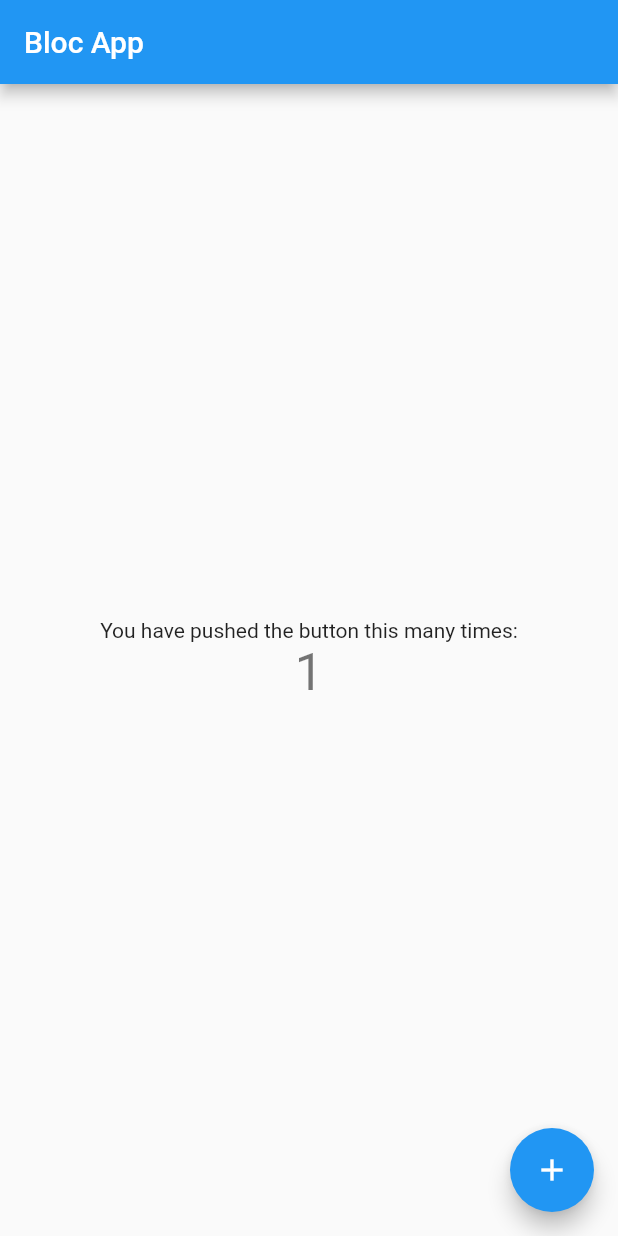
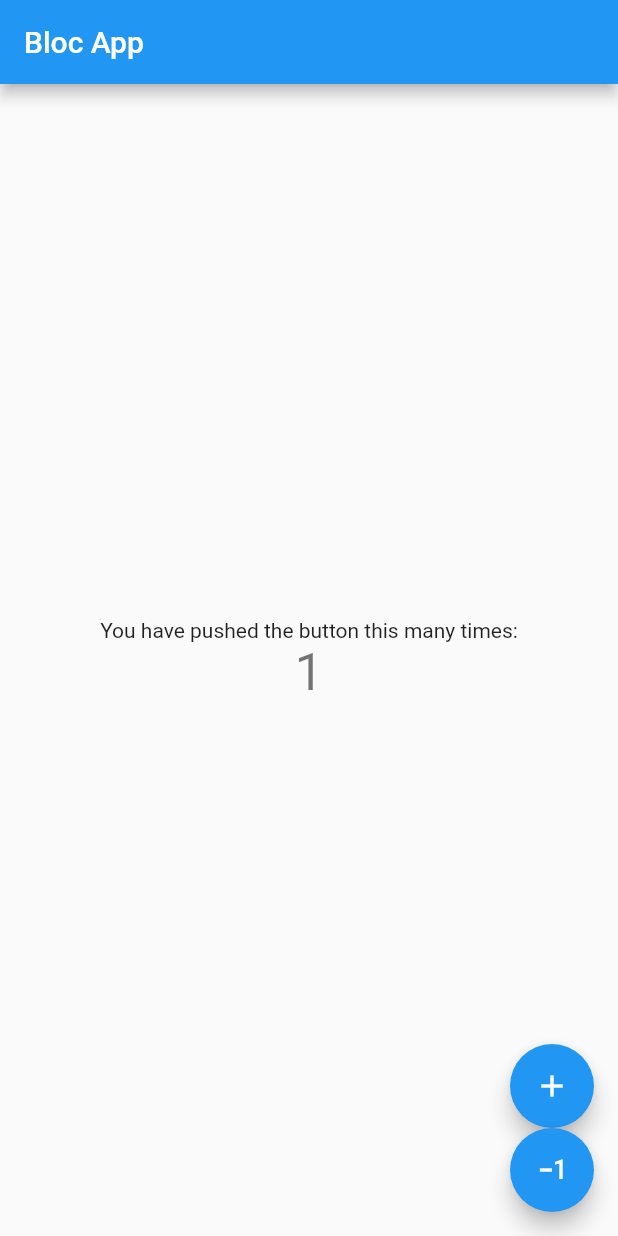
Before and after one commit to suatkkrer/bloc_training_app_dart, a Flutter app: the screen it shows after launch, after a tap on the "add" icon, on a phone screen of 412 x 824 dp. Run offline on Flutter 3.47's test engine with Material 2 defaults, Android fonts, the phone set to English and light mode, and no system bars; our stand-ins replace flutter_bloc.

```diff
--- a/lib/counter_bloc/counter_bloc.dart
+++ b/lib/counter_bloc/counter_bloc.dart
@@ -13,6 +13,8 @@ class CounterBloc extends Bloc<CounterEvent, CounterState>{
 
    if (event is AddCounter){
       yield CounterState(state.counter + 1);
+   } else if (event is SubCounter) {
+     yield CounterState(state.counter -1);
    }
   }
 }
--- a/lib/counter_bloc/counter_event.dart
+++ b/lib/counter_bloc/counter_event.dart
@@ -1,3 +1,5 @@
 abstract class CounterEvent{}
 
 class AddCounter extends CounterEvent{}
+
+class SubCounter extends CounterEvent{}
--- a/lib/main.dart
+++ b/lib/main.dart
@@ -17,9 +17,8 @@ class MyApp extends StatelessWidget {
       theme: ThemeData(
         primarySwatch: Colors.blue,
       ),
-      home: BlocProvider(
-        create: (context) => CounterBloc(),
-          child: MyHomePage()),
+      home:
+          BlocProvider(create: (context) => CounterBloc(), child: MyHomePage()),
     );
   }
 }
@@ -27,13 +26,11 @@ class MyApp extends StatelessWidget {
 class MyHomePage extends StatefulWidget {
   MyHomePage({Key key}) : super(key: key);
 
-
   @override
   _MyHomePageState createState() => _MyHomePageState();
 }
 
 class _MyHomePageState extends State<MyHomePage> {
-
   @override
   Widget build(BuildContext context) {
     return Scaffold(
@@ -61,7 +58,7 @@ class myCenterWidget extends StatelessWidget {
             'You have pushed the button this many times:',
           ),
           BlocBuilder<CounterBloc, CounterState>(
-            builder: (context, counterState){
+            builder: (context, counterState) {
               return Text(
                 counterState.counter.toString(),
                 style: Theme.of(context).textTheme.headline4,
@@ -81,12 +78,23 @@ class myActionButton extends StatelessWidget {
 
   @override
   Widget build(BuildContext context) {
-    return FloatingActionButton(
-      onPressed: (){
-        context.bloc<CounterBloc>().add(AddCounter());
-      },
-      tooltip: 'Increment',
-      child: Icon(Icons.add),
-    );
+    return Column(
+        mainAxisAlignment: MainAxisAlignment.end,
+        children: [
+      FloatingActionButton(
+        onPressed: () {
+          context.bloc<CounterBloc>().add(AddCounter());
+        },
+        tooltip: 'Increment',
+        child: Icon(Icons.add),
+      ),
+      FloatingActionButton(
+        onPressed: () {
+          context.bloc<CounterBloc>().add(SubCounter());
+        },
+        tooltip: 'Increment',
+        child: Icon(Icons.exposure_minus_1),
+      )
+    ]);
   }
 }
```
